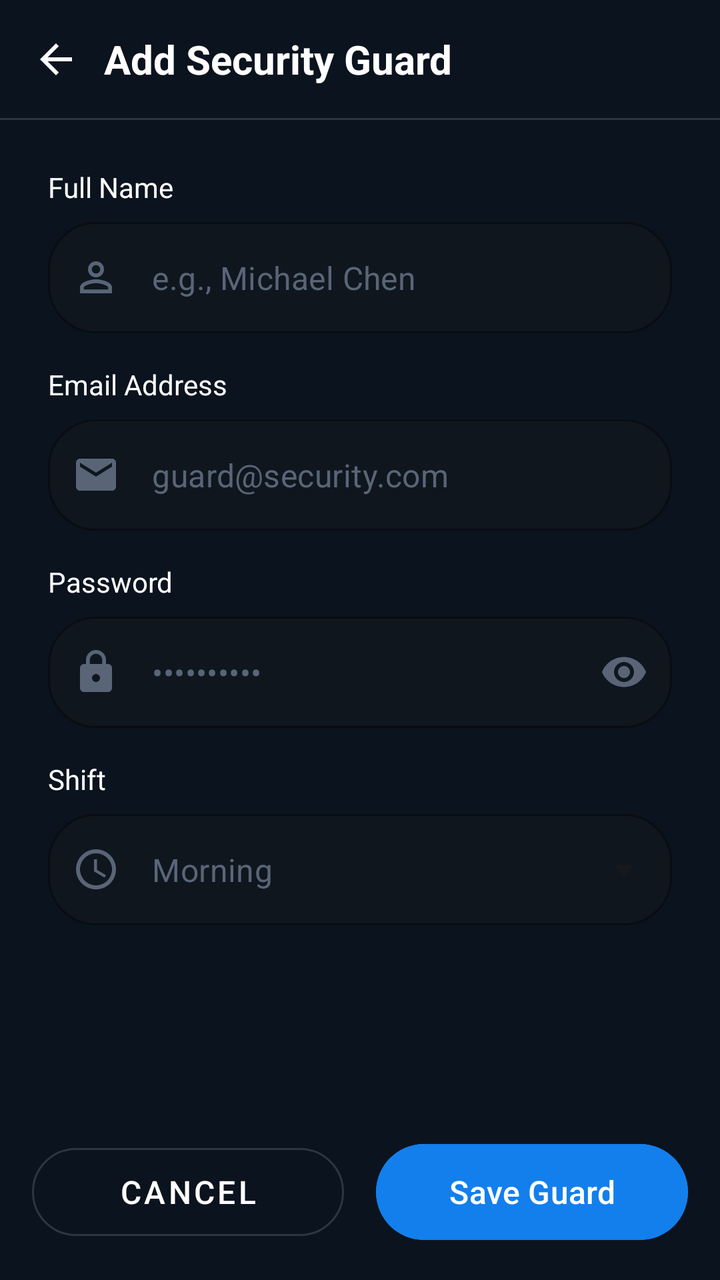
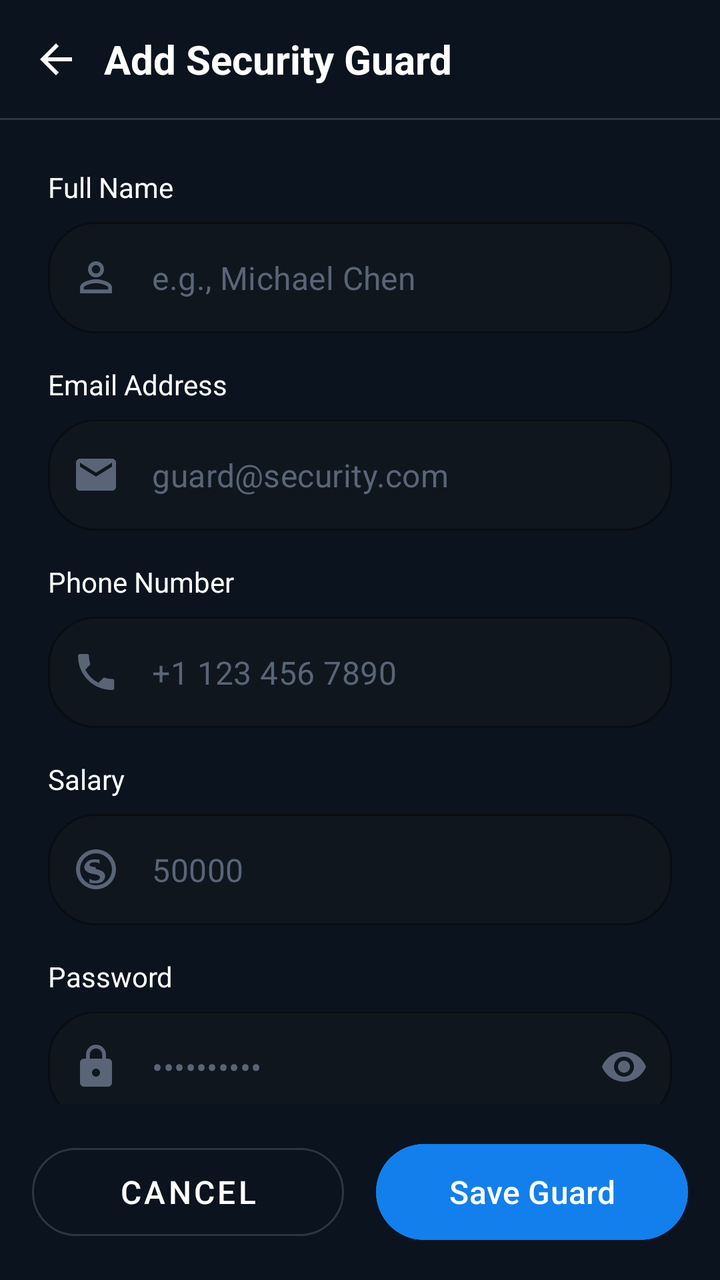

Screens rendered from an Android XML layout before and after an edit, with the pre-edit source and the edit as a unified diff.
<!-- AndroidManifest.xml: application theme Theme.HouseVisitorManagementSystem -->
<!-- res/layout/activity_add_security_guard.xml -->
<?xml version="1.0" encoding="utf-8"?>
<androidx.constraintlayout.widget.ConstraintLayout xmlns:android="http://schemas.android.com/apk/res/android"
    xmlns:app="http://schemas.android.com/apk/res-auto"
    xmlns:tools="http://schemas.android.com/tools"
    android:id="@+id/main"
    android:layout_width="match_parent"
    android:layout_height="match_parent"
    android:background="@color/night_blue"
    tools:context=".AddSecurityGuardsActivity">

    <androidx.constraintlayout.widget.ConstraintLayout
        android:id="@+id/headerLayout"
        android:layout_width="match_parent"
        android:layout_height="wrap_content"
        android:padding="16dp"
        app:layout_constraintTop_toTopOf="parent">

        <ImageView
            android:id="@+id/btnBack"
            android:layout_width="24dp"
            android:layout_height="24dp"
            android:contentDescription="Back"
            android:src="@drawable/ic_arrow_back"
            app:layout_constraintBottom_toBottomOf="parent"
            app:layout_constraintStart_toStartOf="parent"
            app:layout_constraintTop_toTopOf="parent"
            app:tint="@color/white" />

        <TextView
            android:layout_width="wrap_content"
            android:layout_height="wrap_content"
            android:layout_marginStart="12dp"
            android:text="Add Security Guard"
            android:textColor="@color/white"
            android:textSize="20sp"
            android:textStyle="bold"
            app:layout_constraintBottom_toBottomOf="parent"
            app:layout_constraintStart_toEndOf="@id/btnBack"
            app:layout_constraintTop_toTopOf="parent" />

    </androidx.constraintlayout.widget.ConstraintLayout>

    <View
        android:id="@+id/divider"
        android:layout_width="match_parent"
        android:layout_height="1dp"
        android:background="@color/slate_blue_gray"
        app:layout_constraintTop_toBottomOf="@id/headerLayout" />

    <androidx.core.widget.NestedScrollView
        android:layout_width="match_parent"
        android:layout_height="0dp"
        android:fillViewport="true"
        app:layout_constraintBottom_toTopOf="@id/footerLayout"
        app:layout_constraintTop_toBottomOf="@id/divider">

        <LinearLayout
            android:layout_width="match_parent"
            android:layout_height="wrap_content"
            android:orientation="vertical"
            android:padding="24dp">

            <TextView
                android:layout_width="wrap_content"
                android:layout_height="wrap_content"
                android:layout_marginBottom="8dp"
                android:text="Full Name"
                android:textColor="@color/white"
                android:textSize="14sp" />

            <com.google.android.material.textfield.TextInputLayout
                android:id="@+id/etFullName"
                style="@style/Widget.MaterialComponents.TextInputLayout.OutlinedBox"
                android:layout_width="match_parent"
                android:layout_height="wrap_content"
                android:layout_marginBottom="16dp"
                app:boxBackgroundColor="@color/charcoal_navy"
                app:boxCornerRadiusBottomEnd="24dp"
                app:boxCornerRadiusBottomStart="24dp"
                app:boxCornerRadiusTopEnd="24dp"
                app:boxCornerRadiusTopStart="24dp"
                app:boxStrokeColor="@color/slate_blue_gray"
                app:boxStrokeWidth="1dp"
                app:hintEnabled="false"
                app:startIconDrawable="@drawable/ic_person_outline"
                app:startIconTint="@color/slate_gray">

                <com.google.android.material.textfield.TextInputEditText
                    android:layout_width="match_parent"
                    android:layout_height="wrap_content"
                    android:hint="e.g., Michael Chen"
                    android:inputType="textPersonName"
                    android:textColor="@color/white"
                    android:textColorHint="@color/slate_gray" />
            </com.google.android.material.textfield.TextInputLayout>

            <TextView
                android:layout_width="wrap_content"
                android:layout_height="wrap_content"
                android:layout_marginBottom="8dp"
                android:text="Email Address"
                android:textColor="@color/white"
                android:textSize="14sp" />

            <com.google.android.material.textfield.TextInputLayout
                android:id="@+id/etEmail"
                style="@style/Widget.MaterialComponents.TextInputLayout.OutlinedBox"
                android:layout_width="match_parent"
                android:layout_height="wrap_content"
                android:layout_marginBottom="16dp"
                app:boxBackgroundColor="@color/charcoal_navy"
                app:boxCornerRadiusBottomEnd="24dp"
                app:boxCornerRadiusBottomStart="24dp"
                app:boxCornerRadiusTopEnd="24dp"
                app:boxCornerRadiusTopStart="24dp"
                app:boxStrokeColor="@color/slate_blue_gray"
                app:boxStrokeWidth="1dp"
                app:hintEnabled="false"
                app:startIconDrawable="@drawable/ic_email_send"
                app:startIconTint="@color/slate_gray">

                <com.google.android.material.textfield.TextInputEditText
                    android:layout_width="match_parent"
                    android:layout_height="wrap_content"
                    android:hint="guard@security.com"
                    android:inputType="textEmailAddress"
                    android:textColor="@color/white"
                    android:textColorHint="@color/slate_gray" />
            </com.google.android.material.textfield.TextInputLayout>

            <TextView
                android:layout_width="wrap_content"
                android:layout_height="wrap_content"
                android:layout_marginBottom="8dp"
                android:text="Password"
                android:textColor="@color/white"
                android:textSize="14sp" />

            <com.google.android.material.textfield.TextInputLayout
                android:id="@+id/etPassword"
                style="@style/Widget.MaterialComponents.TextInputLayout.OutlinedBox"
                android:layout_width="match_parent"
                android:layout_height="wrap_content"
                android:layout_marginBottom="16dp"
                app:boxBackgroundColor="@color/charcoal_navy"
                app:boxCornerRadiusBottomEnd="24dp"
                app:boxCornerRadiusBottomStart="24dp"
                app:boxCornerRadiusTopEnd="24dp"
                app:boxCornerRadiusTopStart="24dp"
                app:boxStrokeColor="@color/slate_blue_gray"
                app:boxStrokeWidth="1dp"
                app:endIconMode="password_toggle"
                app:endIconTint="@color/slate_gray"
                app:hintEnabled="false"
                app:startIconDrawable="@drawable/ic_lock_outline"
                app:startIconTint="@color/slate_gray">

                <com.google.android.material.textfield.TextInputEditText
                    android:layout_width="match_parent"
                    android:layout_height="wrap_content"
                    android:hint="••••••••••"
                    android:inputType="textPassword"
                    android:textColor="@color/white"
                    android:textColorHint="@color/slate_gray" />
            </com.google.android.material.textfield.TextInputLayout>

            
            <TextView
                android:layout_width="wrap_content"
                android:layout_height="wrap_content"
                android:layout_marginBottom="8dp"
                android:text="Shift"
                android:textColor="@color/white"
                android:textSize="14sp" />

            <com.google.android.material.textfield.TextInputLayout
                android:id="@+id/spShift"
                style="@style/Widget.MaterialComponents.TextInputLayout.OutlinedBox.ExposedDropdownMenu"
                android:layout_width="match_parent"
                android:layout_height="wrap_content"
                app:boxBackgroundColor="@color/charcoal_navy"
                app:boxCornerRadiusBottomEnd="24dp"
                app:boxCornerRadiusBottomStart="24dp"
                app:boxCornerRadiusTopEnd="24dp"
                app:boxCornerRadiusTopStart="24dp"
                app:boxStrokeColor="@color/slate_blue_gray"
                app:boxStrokeWidth="1dp"
                app:hintEnabled="false"
                app:startIconDrawable="@drawable/ic_time"
                app:startIconTint="@color/slate_gray">

                <AutoCompleteTextView
                    android:id="@+id/actvShift"
                    android:layout_width="match_parent"
                    android:layout_height="wrap_content"
                    android:hint="Morning"
                    android:inputType="none"
                    android:textColor="@color/white"
                    android:textColorHint="@color/slate_gray" />
            </com.google.android.material.textfield.TextInputLayout>

        </LinearLayout>
    </androidx.core.widget.NestedScrollView>

    <LinearLayout
        android:id="@+id/footerLayout"
        android:layout_width="match_parent"
        android:layout_height="wrap_content"
        android:orientation="horizontal"
        android:padding="16dp"
        app:layout_constraintBottom_toBottomOf="parent">

        <com.google.android.material.button.MaterialButton
            android:id="@+id/btnCancel"
            style="@style/Widget.MaterialComponents.Button.OutlinedButton"
            android:layout_width="0dp"
            android:layout_height="56dp"
            android:layout_marginEnd="8dp"
            android:layout_weight="1"
            android:text="Cancel"
            android:textColor="@color/white"
            android:textSize="16sp"
            app:cornerRadius="28dp"
            app:strokeColor="@color/slate_blue_gray"
            app:strokeWidth="1dp" />

        <com.google.android.material.button.MaterialButton
            android:id="@+id/btnSaveGuard"
            android:layout_width="0dp"
            android:layout_height="56dp"
            android:layout_marginStart="8dp"
            android:layout_weight="1"
            android:backgroundTint="@color/bright_azure_blue"
            android:text="Save Guard"
            android:textColor="@color/white"
            android:textSize="16sp"
            app:cornerRadius="28dp" />

    </LinearLayout>

</androidx.constraintlayout.widget.ConstraintLayout>
<!-- resources referenced by this layout -->
<resources>
  <color name="bright_azure_blue">#137fec</color>
  <color name="charcoal_navy">#0F161E</color>
  <color name="night_blue">#0B131E</color>
  <color name="slate_blue_gray">#2C3643</color>
  <color name="slate_gray">#596577</color>
  <color name="white">#FFFFFF</color>
  <!-- drawable ic_arrow_back (drawable) -->
  <vector xmlns:android="http://schemas.android.com/apk/res/android"
      android:width="24dp"
      android:height="24dp"
      android:viewportWidth="24"
      android:viewportHeight="24">
      <path
          android:fillColor="#FFFFFF"
          android:pathData="M20,11H7.83l5.59,-5.59L12,4l-8,8 8,8 1.41,-1.41L7.83,13H20v-2z" />
  </vector>
  <!-- drawable ic_email_send (drawable) -->
  <vector xmlns:android="http://schemas.android.com/apk/res/android"
      android:width="24dp"
      android:height="24dp"
      android:viewportWidth="24"
      android:viewportHeight="24">
      <path
          android:fillColor="#FFFFFF"
          android:pathData="M20,4H4c-1.1,0 -1.99,0.9 -1.99,2L2,18c0,1.1 0.9,2 2,2h16c1.1,0 2,-0.9 2,-2V6c0,-1.1 -0.9,-2 -2,-2zM20,8l-8,5 -8,-5V6l8,5 8,-5v2z" />
  </vector>
  <!-- drawable ic_lock_outline (drawable) -->
  <vector xmlns:android="http://schemas.android.com/apk/res/android"
      android:width="24dp"
      android:height="24dp"
      android:viewportWidth="24"
      android:viewportHeight="24">
      <path
          android:fillColor="#FFFFFF"
          android:pathData="M18,8h-1V6c0,-2.76 -2.24,-5 -5,-5S7,3.24 7,6v2H6c-1.1,0 -2,0.9 -2,2v10c0,1.1 0.9,2 2,2h12c1.1,0 2,-0.9 2,-2V10C20,8.9 19.1,8 18,8zM12,17c-1.1,0 -2,-0.9 -2,-2c0,-1.1 0.9,-2 2,-2s2,0.9 2,2C14,16.1 13.1,17 12,17zM15.1,8H8.9V6c0,-1.71 1.39,-3.1 3.1,-3.1s3.1,1.39 3.1,3.1V8z" />
  </vector>
  <!-- drawable ic_time (drawable) -->
  <vector xmlns:android="http://schemas.android.com/apk/res/android"
      android:width="24dp"
      android:height="24dp"
      android:viewportWidth="24"
      android:viewportHeight="24">
      <path
          android:fillColor="#FFFFFF"
          android:pathData="M12,2C6.5,2 2,6.5 2,12s4.5,10 10,10s10,-4.5 10,-10S17.5,2 12,2zM12,20c-4.41,0 -8,-3.59 -8,-8s3.59,-8 8,-8s8,3.59 8,8S16.41,20 12,20zM12.5,7H11v6l5.25,3.15l0.75,-1.23l-4.5,-2.67V7z"/>
  </vector>
  <style name="Theme.HouseVisitorManagementSystem" parent="Base.Theme.HouseVisitorManagementSystem" />
  <style name="Base.Theme.HouseVisitorManagementSystem" parent="Theme.Material3.DayNight.NoActionBar">
          
          
      </style>
  <!-- unchanged entries left out for length: 1 -->
</resources>

<!-- the commit's change to res/layout/activity_add_security_guard.xml (unified diff, before → after) -->
@@ -124,6 +124,74 @@
                     android:layout_height="wrap_content"
                     android:hint="guard@security.com"
                     android:inputType="textEmailAddress"
+                    android:textColor="@color/white"
+                    android:textColorHint="@color/slate_gray" />
+            </com.google.android.material.textfield.TextInputLayout>
+
+            <TextView
+                android:layout_width="wrap_content"
+                android:layout_height="wrap_content"
+                android:layout_marginBottom="8dp"
+                android:text="Phone Number"
+                android:textColor="@color/white"
+                android:textSize="14sp" />
+
+            <com.google.android.material.textfield.TextInputLayout
+                android:id="@+id/etPhoneNumber"
+                style="@style/Widget.MaterialComponents.TextInputLayout.OutlinedBox"
+                android:layout_width="match_parent"
+                android:layout_height="wrap_content"
+                android:layout_marginBottom="16dp"
+                app:boxBackgroundColor="@color/charcoal_navy"
+                app:boxCornerRadiusBottomEnd="24dp"
+                app:boxCornerRadiusBottomStart="24dp"
+                app:boxCornerRadiusTopEnd="24dp"
+                app:boxCornerRadiusTopStart="24dp"
+                app:boxStrokeColor="@color/slate_blue_gray"
+                app:boxStrokeWidth="1dp"
+                app:hintEnabled="false"
+                app:startIconDrawable="@drawable/ic_phone"
+                app:startIconTint="@color/slate_gray">
+
+                <com.google.android.material.textfield.TextInputEditText
+                    android:layout_width="match_parent"
+                    android:layout_height="wrap_content"
+                    android:hint="+1 123 456 7890"
+                    android:inputType="phone"
+                    android:textColor="@color/white"
+                    android:textColorHint="@color/slate_gray" />
+            </com.google.android.material.textfield.TextInputLayout>
+
+            <TextView
+                android:layout_width="wrap_content"
+                android:layout_height="wrap_content"
+                android:layout_marginBottom="8dp"
+                android:text="Salary"
+                android:textColor="@color/white"
+                android:textSize="14sp" />
+
+            <com.google.android.material.textfield.TextInputLayout
+                android:id="@+id/etSalary"
+                style="@style/Widget.MaterialComponents.TextInputLayout.OutlinedBox"
+                android:layout_width="match_parent"
+                android:layout_height="wrap_content"
+                android:layout_marginBottom="16dp"
+                app:boxBackgroundColor="@color/charcoal_navy"
+                app:boxCornerRadiusBottomEnd="24dp"
+                app:boxCornerRadiusBottomStart="24dp"
+                app:boxCornerRadiusTopEnd="24dp"
+                app:boxCornerRadiusTopStart="24dp"
+                app:boxStrokeColor="@color/slate_blue_gray"
+                app:boxStrokeWidth="1dp"
+                app:hintEnabled="false"
+                app:startIconDrawable="@drawable/ic_payment"
+                app:startIconTint="@color/slate_gray">
+
+                <com.google.android.material.textfield.TextInputEditText
+                    android:layout_width="match_parent"
+                    android:layout_height="wrap_content"
+                    android:hint="50000"
+                    android:inputType="numberDecimal"
                     android:textColor="@color/white"
                     android:textColorHint="@color/slate_gray" />
             </com.google.android.material.textfield.TextInputLayout>
<!-- resource entries referenced after the edit -->
@@ -36,6 +36,26 @@
           android:fillColor="#FFFFFF"
           android:pathData="M18,8h-1V6c0,-2.76 -2.24,-5 -5,-5S7,3.24 7,6v2H6c-1.1,0 -2,0.9 -2,2v10c0,1.1 0.9,2 2,2h12c1.1,0 2,-0.9 2,-2V10C20,8.9 19.1,8 18,8zM12,17c-1.1,0 -2,-0.9 -2,-2c0,-1.1 0.9,-2 2,-2s2,0.9 2,2C14,16.1 13.1,17 12,17zM15.1,8H8.9V6c0,-1.71 1.39,-3.1 3.1,-3.1s3.1,1.39 3.1,3.1V8z" />
   </vector>
+  <!-- drawable ic_payment (drawable) -->
+  <vector xmlns:android="http://schemas.android.com/apk/res/android"
+      android:width="24dp"
+      android:height="24dp"
+      android:viewportWidth="24"
+      android:viewportHeight="24">
+      <path
+          android:fillColor="#ffffff"
+          android:pathData="M11.8,10.9c-2.27,-0.23 -3.01,-0.45 -3.01,-1.09c0,-0.49 0.45,-1.38 2.56,-1.36c2.11,0.02 2.44,0.88 2.44,0.88v-2.09c0,0 -0.42,-0.24 -2.57,-0.24c0,0 -3.42,-0.26 -4.8,2.78c-0.81,1.78 0.17,4.05 4.93,4.67c2.25,0.29 2.65,1.26 2.65,1.73c0,0.47 -0.56,1.48 -2.44,1.47c-1.88,-0.01 -2.85,-1.08 -2.85,-1.08v2.16c0,0 0.81,0.21 2.9,0.27c0,0 4.14,0.39 4.88,-2.96c0.41,-1.85 -1.03,-3.72 -4.68,-4.15zM12,2A10,10 0 1,0 22,12A10,10 0 0,0 12,2M12,20A8,8 0 1,1 20,12A8,8 0 0,1 12,20Z"/>
+  </vector>
+  <!-- drawable ic_phone (drawable) -->
+  <vector xmlns:android="http://schemas.android.com/apk/res/android"
+      android:width="24dp"
+      android:height="24dp"
+      android:viewportWidth="24"
+      android:viewportHeight="24">
+      <path
+          android:fillColor="#ffffff"
+          android:pathData="M6.62,10.79a15.05,15.05 0 0,0 6.59,6.59l2.2,-2.2a1,1 0 0,1 1.11,-0.27c1.12,0.37 2.33,0.57 3.58,0.57a1,1 0 0,1 1,1V20a1,1 0 0,1 -1,1A17,17 0 0,1 3,4a1,1 0 0,1 1,-1h3.5a1,1 0 0,1 1,1c0,1.25 0.2,2.45 0.57,3.57a1,1 0 0,1 -0.27,1.11l-2.2,2.2z"/>
+  </vector>
   <!-- drawable ic_time (drawable) -->
   <vector xmlns:android="http://schemas.android.com/apk/res/android"
       android:width="24dp"
